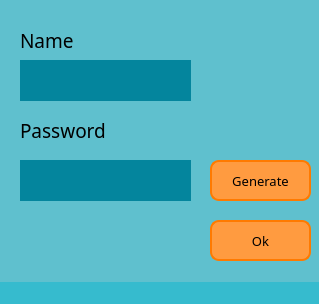
The window that addeditwindow.ui (Onnya/PasswordFind) describes before a commit, drawn with Qt 5.
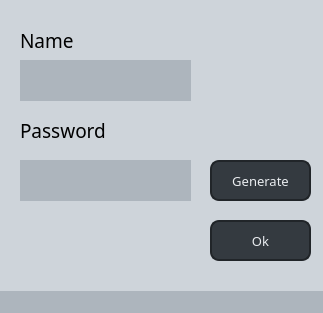
The same window after the commit.

Commit message: New super extra nice color palette

```diff
--- a/addeditwindow.ui
+++ b/addeditwindow.ui
@@ -6,15 +6,15 @@
    <rect>
     <x>0</x>
     <y>0</y>
-    <width>319</width>
-    <height>304</height>
+    <width>323</width>
+    <height>313</height>
    </rect>
   </property>
   <property name="windowTitle">
    <string>MainWindow</string>
   </property>
   <property name="styleSheet">
-   <string notr="true">background-color: #5FC0CE;</string>
+   <string notr="true">background-color: #CED4DA;</string>
   </property>
   <widget class="QWidget" name="centralwidget">
    <widget class="QPushButton" name="okBtn">
@@ -35,11 +35,12 @@
     <property name="styleSheet">
      <string notr="true">QPushButton:pressed { background-color: #BF7530 }
 QPushButton {
-background-color:#FF9B40;
+background-color:#343A40;
 border-radius:9px;
 border-style: solid;
-border-color:#FF7A00;
-border-width:2px;}</string>
+border-color:#212529;
+border-width:2px;
+color:#E9ECEF}</string>
     </property>
     <property name="text">
      <string>Ok</string>
@@ -80,7 +81,7 @@
      </font>
     </property>
     <property name="styleSheet">
-     <string notr="true">background-color:#04859D;border:none;</string>
+     <string notr="true">background-color:#ADB5BD;border:none;</string>
     </property>
     <property name="text">
      <string/>
@@ -121,7 +122,7 @@
      </font>
     </property>
     <property name="styleSheet">
-     <string notr="true">background-color:#04859D;border:none;</string>
+     <string notr="true">background-color:#ADB5BD;border:none;</string>
     </property>
     <property name="text">
      <string/>
@@ -145,11 +146,12 @@
     <property name="styleSheet">
      <string notr="true">QPushButton:pressed { background-color: #BF7530 }
 QPushButton {
-background-color:#FF9B40;
+background-color:#343A40;
 border-radius:9px;
 border-style: solid;
-border-color:#FF7A00;
-border-width:2px;}</string>
+border-color:#212529;
+border-width:2px;
+color:#E9ECEF}</string>
     </property>
     <property name="text">
      <string>Generate</string>
@@ -158,7 +160,7 @@
   </widget>
   <widget class="QStatusBar" name="statusbar">
    <property name="styleSheet">
-    <string notr="true">background-color:#36BBCE</string>
+    <string notr="true">background-color:#ADB5BD</string>
    </property>
   </widget>
  </widget>
```
Left out of the diff: 4 changed lines with no effect on the pictures. The commit also changes 1 other file.
